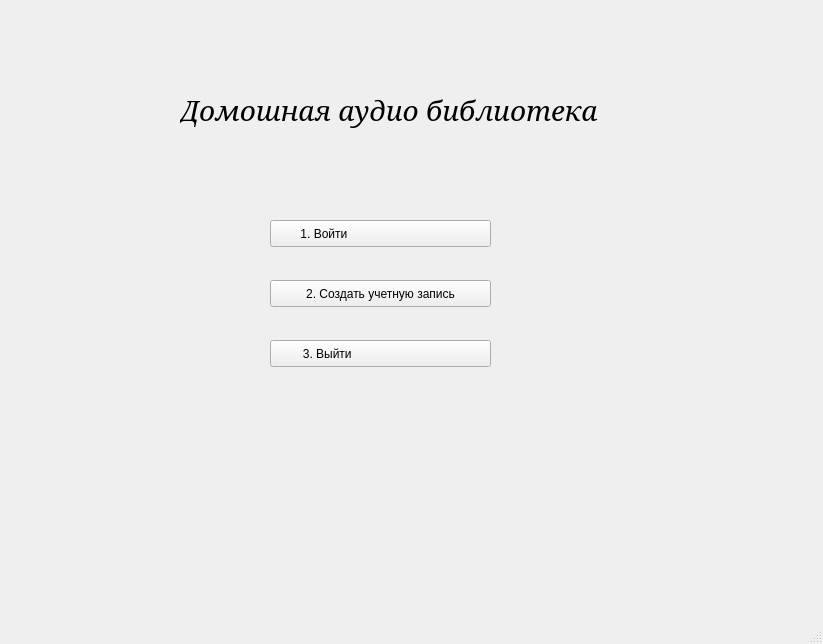
The window that mainwindow.ui (klodDelkrua/gui_bibliotheque_audio_Qt) describes before a commit, drawn with Qt 5.
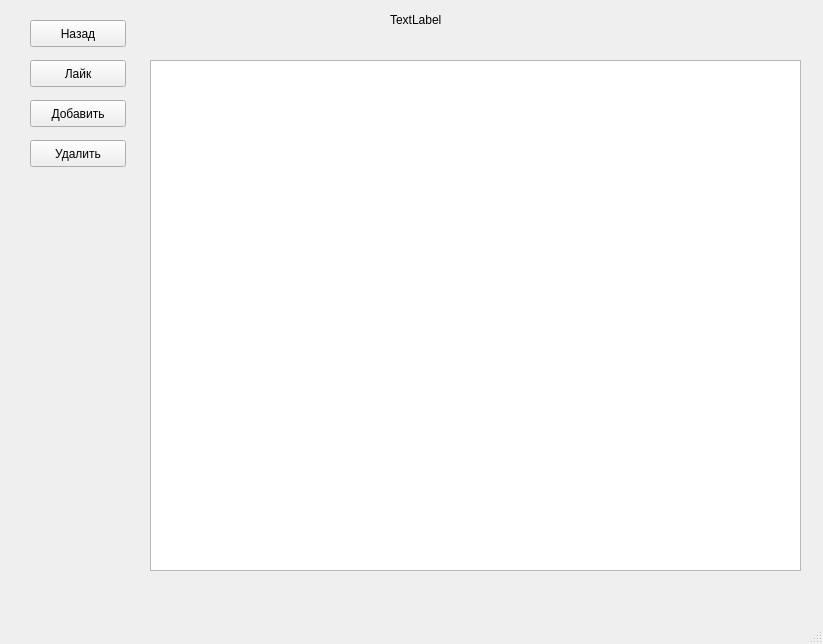
The same window after the commit.

Commit message: fixation des derniers boutons du menu, la il me reste que a faire implementer la logique du double clic sur l'album ou sur la playlist,les boutons Liker , ajouter et supprimer et le projet sera enfin terminer, la version gui sera au point.

```diff
--- a/mainwindow.ui
+++ b/mainwindow.ui
@@ -24,7 +24,7 @@
      </rect>
     </property>
     <property name="currentIndex">
-     <number>0</number>
+     <number>7</number>
     </property>
     <widget class="QWidget" name="page">
      <widget class="QLabel" name="label">
@@ -370,7 +370,7 @@
        <string>1. Песни</string>
       </property>
      </widget>
-     <widget class="QPushButton" name="pushButton_8">
+     <widget class="QPushButton" name="btnViewArtists">
       <property name="geometry">
        <rect>
         <x>280</x>
@@ -380,7 +380,7 @@
        </rect>
       </property>
       <property name="text">
-       <string>2. Смотреть артистов</string>
+       <string>Смотреть артистов</string>
       </property>
      </widget>
      <widget class="QPushButton" name="pushButton_9">
@@ -735,6 +735,83 @@
       </property>
      </widget>
     </widget>
+    <widget class="QWidget" name="page_8">
+     <widget class="QPushButton" name="pushButton_8">
+      <property name="geometry">
+       <rect>
+        <x>30</x>
+        <y>20</y>
+        <width>96</width>
+        <height>27</height>
+       </rect>
+      </property>
+      <property name="text">
+       <string>Назад</string>
+      </property>
+     </widget>
+     <widget class="QPushButton" name="pushButton_13">
+      <property name="geometry">
+       <rect>
+        <x>30</x>
+        <y>60</y>
+        <width>96</width>
+        <height>27</height>
+       </rect>
+      </property>
+      <property name="text">
+       <string>Лайк</string>
+      </property>
+     </widget>
+     <widget class="QPushButton" name="pushButton_14">
+      <property name="geometry">
+       <rect>
+        <x>30</x>
+        <y>100</y>
+        <width>96</width>
+        <height>27</height>
+       </rect>
+      </property>
+      <property name="text">
+       <string>Добавить</string>
+      </property>
+     </widget>
+     <widget class="QPushButton" name="pushButton_15">
+      <property name="geometry">
+       <rect>
+        <x>30</x>
+        <y>140</y>
+        <width>96</width>
+        <height>27</height>
+       </rect>
+      </property>
+      <property name="text">
+       <string>Удалить</string>
+      </property>
+     </widget>
+     <widget class="QTableWidget" name="tableCollections">
+      <property name="geometry">
+       <rect>
+        <x>150</x>
+        <y>60</y>
+        <width>651</width>
+        <height>511</height>
+       </rect>
+      </property>
+     </widget>
+     <widget class="QLabel" name="labelCollectionTitle">
+      <property name="geometry">
+       <rect>
+        <x>390</x>
+        <y>10</y>
+        <width>70</width>
+        <height>19</height>
+       </rect>
+      </property>
+      <property name="text">
+       <string>TextLabel</string>
+      </property>
+     </widget>
+    </widget>
    </widget>
   </widget>
   <widget class="QMenuBar" name="menubar">
```
Left out of the diff: 10 changed lines with no effect on the pictures. The commit also changes 2 other files.
